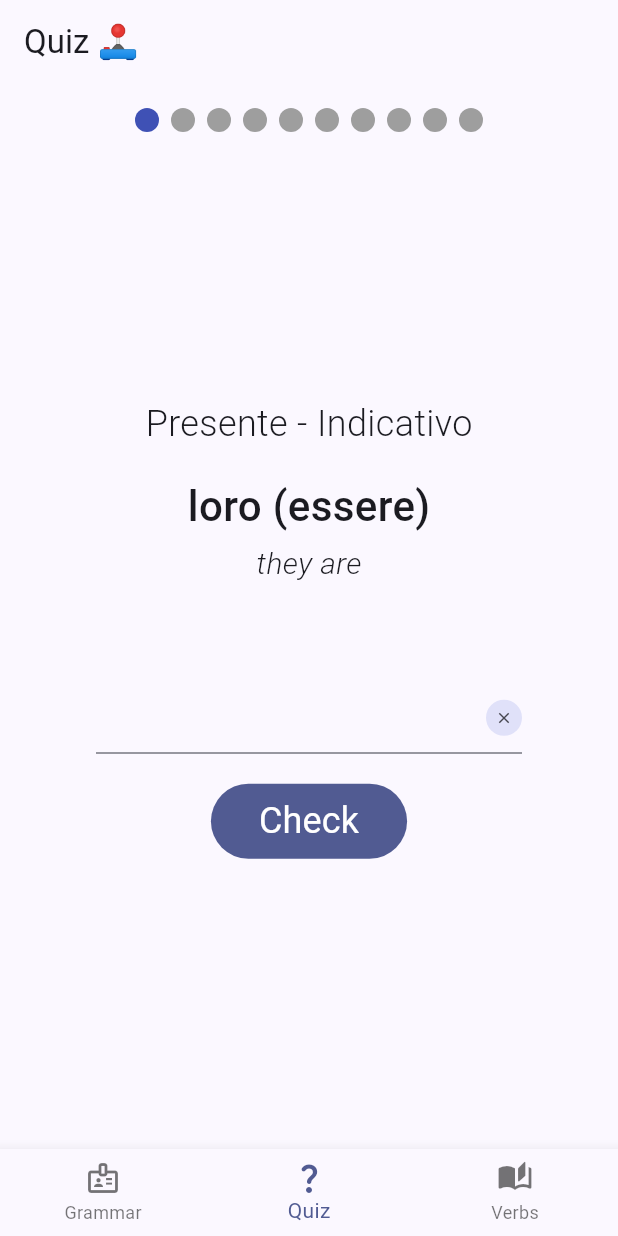
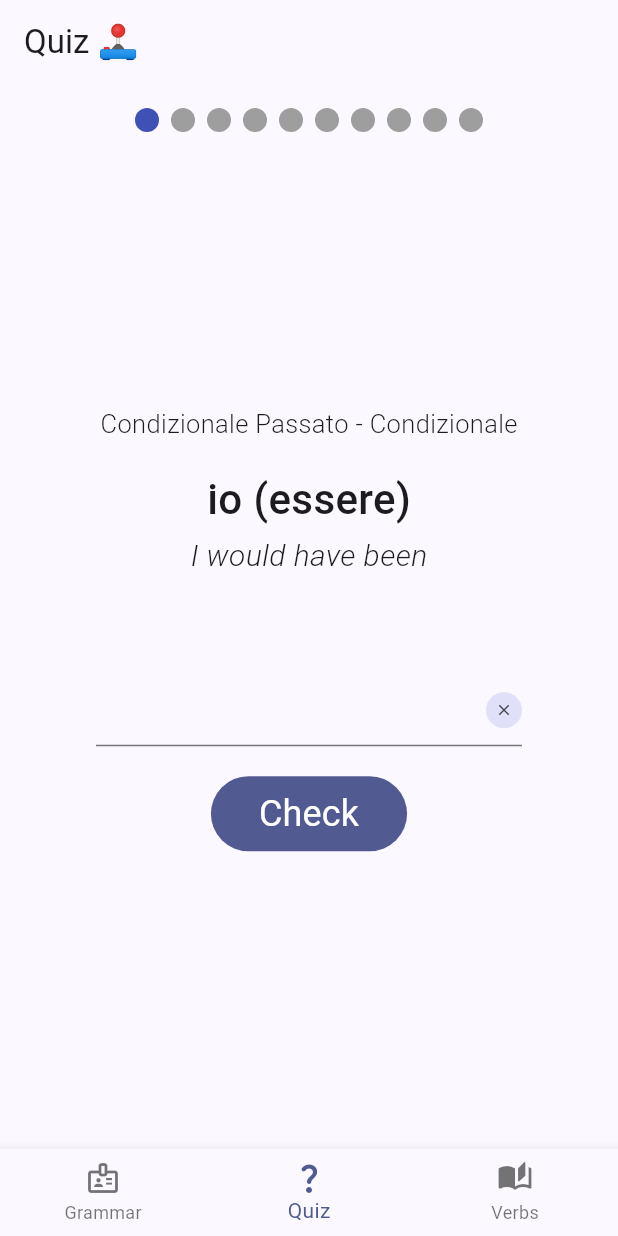
Before and after one commit to NicolasKargruber/ConiuGatto, a Flutter app: the screen it shows after launch, item 2 of the bottom bar chosen, after a tap on "Check", on a phone screen of 412 x 824 dp. Run offline on Flutter 3.47's test engine with Material 3 defaults, Android fonts, the phone set to English and light mode, and no system bars; drawn by our look-alikes of auto_size_text, smooth_page_indicator.

Commit message:
[CON-19] Update Quiz

```diff
--- a/lib/models/moods/conditional.dart
+++ b/lib/models/moods/conditional.dart
@@ -1,3 +1,4 @@
+import 'package:coniugatto/models/auxiliary.dart';
 import 'package:coniugatto/utilities/extensions/verb_extensions.dart';
 
 import '../tense.dart';
@@ -10,6 +11,9 @@ class Conditional extends Mood {
 
   @override
   String get name => "Condizionale";
+
+  @override
+  List<Tense> getTenses(Auxiliary auxiliary) => [present, presentPerfectConditional(auxiliary)];
 
   // Simple Tenses - Stored in JSON
   /// Presente
--- a/lib/models/moods/imperative.dart
+++ b/lib/models/moods/imperative.dart
@@ -1,5 +1,6 @@
 import 'package:coniugatto/utilities/extensions/verb_extensions.dart';
 
+import '../auxiliary.dart';
 import '../tense.dart';
 import '../verb.dart';
 import 'mood.dart';
@@ -10,6 +11,9 @@ class Imperative extends Mood {
 
   @override
   String get name => "Imperativo";
+
+  @override
+  List<Tense> getTenses(Auxiliary auxiliary) => [positive, negative];
 
   // Simple Tenses - Stored in JSON
   final Tense positive; // Positivo Afirmativo
--- a/lib/models/moods/indicative.dart
+++ b/lib/models/moods/indicative.dart
@@ -1,5 +1,6 @@
 import 'package:coniugatto/utilities/extensions/verb_extensions.dart';
 
+import '../auxiliary.dart';
 import '../tense.dart';
 import '../verb.dart';
 import 'mood.dart';
@@ -10,6 +11,9 @@ class Indicative extends Mood {
 
   @override
   String get name => "Indicativo";
+
+  @override
+  List<Tense> getTenses(Auxiliary auxiliary) => [present, presentContinuous, imperfect, presentPerfect(auxiliary), pastPerfect(auxiliary), historicalPresentPerfect, historicalPastPerfect(auxiliary), future, futurePerfect(auxiliary)];
 
   // Simple Tenses - Stored in JSON
   /// Presente
--- a/lib/models/moods/mood.dart
+++ b/lib/models/moods/mood.dart
@@ -1,8 +1,8 @@
-import '../pronoun.dart';
+import 'package:coniugatto/models/auxiliary.dart';
+
 import '../tense.dart';
-import '../verb.dart';
 
 abstract class Mood {
   abstract final String name;
-  //abstract final List<Conjugations> tenses;
+  List<Tense> getTenses(Auxiliary auxiliary);
 }
--- a/lib/models/moods/subjunctive.dart
+++ b/lib/models/moods/subjunctive.dart
@@ -1,5 +1,6 @@
 import 'package:coniugatto/utilities/extensions/verb_extensions.dart';
 
+import '../auxiliary.dart';
 import '../tense.dart';
 import '../verb.dart';
 import 'mood.dart';
@@ -10,6 +11,9 @@ class Subjunctive extends Mood {
 
   @override
   String get name => "Congiuntivo";
+
+  @override
+  List<Tense> getTenses(Auxiliary auxiliary) => [present, imperfect, presentPerfectSubjunctive(auxiliary), pastPerfectSubjunctive(auxiliary) ];
 
   // Simple Tenses - Stored in JSON
   /// Presente
--- a/lib/models/regularity.dart
+++ b/lib/models/regularity.dart
@@ -3,6 +3,8 @@ enum Regularity { regular('regular'), irregular('irregular');
   final String jsonKey;
   const Regularity(this.jsonKey);
 
+  bool get isRegular => this == Regularity.regular;
+
   factory Regularity.fromJson(dynamic json)
   => Regularity.values.firstWhere((e) => e.jsonKey == json);
 }
--- a/lib/models/verb.dart
+++ b/lib/models/verb.dart
@@ -28,9 +28,6 @@ class Verb {
 
   String pastParticipleWithGender(Pronoun pronoun) => pronoun.isPlural ?
       pastParticiple.italian.replaceAll('o', 'i/e') : pastParticiple.italian.replaceAll('o', 'o/a');
-
-  // TODO use this
-   ({String name, int age})? _verbConjugationFromJson(Map<String, dynamic> json){}
 
   Verb({
     required this.infinitive,
--- a/lib/screens/quiz_screen.dart
+++ b/lib/screens/quiz_screen.dart
@@ -1,11 +1,14 @@
 import 'dart:math';
 
 import 'package:auto_size_text/auto_size_text.dart';
+import 'package:coniugatto/models/auxiliary.dart';
 import 'package:coniugatto/models/pronoun.dart';
 import 'package:coniugatto/widgets/shake_widget.dart';
 import 'package:flutter/material.dart';
 import 'package:smooth_page_indicator/smooth_page_indicator.dart';
 
+import '../models/moods/mood.dart';
+import '../models/tense.dart';
 import '../models/verb.dart';
 import '../utilities/verb_manager.dart';
 
@@ -19,6 +22,9 @@ class QuizScreen extends StatefulWidget {
 class _QuizScreenState extends State<QuizScreen> {
   late Future<List<Verb>> _futureVerbs;
   Verb? currentVerb;
+  Auxiliary? currentAuxiliary;
+  Mood? currentMood;
+  Tense? currentTense;
   Pronoun currentPronoun = Pronoun.firstSingular;
   List<Verb> verbs = [];
   int activeIndex = 0;
@@ -32,8 +38,7 @@ class _QuizScreenState extends State<QuizScreen> {
 
   _checkAnswer() {
     setState(() {
-      if (_textController.text ==
-          currentVerb?.indicative.present[currentPronoun]?.italian) {
+      if (_textController.text == currentTense?[currentPronoun]?.italian) {
           activeIndex++;
           _textController.clear();
         _randomizeVerb();
@@ -46,11 +51,17 @@ class _QuizScreenState extends State<QuizScreen> {
   _randomizeVerb() {
     setState(() {
       currentVerb = verbs[_random.nextInt(verbs.length)];
+      currentAuxiliary = currentVerb?.auxiliaries[_random.nextInt(currentVerb!.auxiliaries.length)];
+      currentMood = currentVerb?.moods[_random.nextInt(currentVerb!.moods.length)];
+      final tenses = currentMood?.getTenses(currentAuxiliary??Auxiliary.avere);
+      currentTense = tenses?[_random.nextInt(tenses.length)];
       currentPronoun = Pronoun.values[_random.nextInt(Pronoun.values.length)];
+      debugPrint("QuizScreen | Current Verb : ${currentVerb?.infinitive}");
+      debugPrint("QuizScreen | Solution : ${currentPronoun.italian} ${currentTense?[currentPronoun]?.italian}");
     });
   }
 
-  final controller = PageController(viewportFraction: 0.8, keepPage: true);
+  final _pageController = PageController(viewportFraction: 0.8, keepPage: true);
 
   @override
   void initState() {
@@ -84,12 +95,13 @@ class _QuizScreenState extends State<QuizScreen> {
                 child: Column(
                   mainAxisSize: MainAxisSize.min,
                   children: [
-                    Text(
-                      "Presente - ${currentVerb?.indicative.name}",
+                    AutoSizeText(
+                      "${currentTense?.name} - ${currentMood?.name}",
                       style: TextStyle(
                         fontWeight: FontWeight.w300,
                         fontSize: 24,
                       ),
+                      maxLines: 1,
                     ),
 
                     SizedBox(height: 18),
@@ -106,7 +118,7 @@ class _QuizScreenState extends State<QuizScreen> {
                     SizedBox(height: 4),
 
                     Text(
-                      "${currentPronoun.english} ${currentVerb?.indicative.present[currentPronoun]?.english}",
+                      "${currentPronoun.english} ${currentTense?[currentPronoun]?.english}",
                       style: TextStyle(
                         fontWeight: FontWeight.w300,
                         fontSize: 20,
--- a/lib/screens/verb_detail_screen.dart
+++ b/lib/screens/verb_detail_screen.dart
@@ -34,7 +34,9 @@ class _VerbDetailScreenState extends State<VerbDetailScreen> {
 
             Padding(
               padding: const EdgeInsets.all(8.0),
-              child: FilledButton(onPressed: (){}, child: Text(widget.verb.regularity.name)),
+              child: widget.verb.regularity.isRegular ?
+              FilledButton.tonal(onPressed: (){}, child: Text(widget.verb.regularity.name)) :
+              FilledButton(onPressed: (){}, child: Text(widget.verb.regularity.name)),
             ),
 
             if(widget.verb.auxiliaries.length > 1)
```
